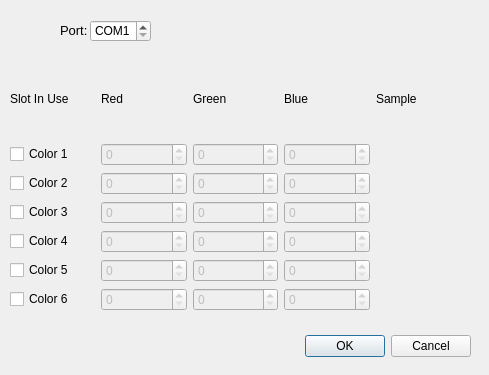
Qt form BobRoss/abbhelper.ui (dongbu/painterRHIT) before a commit.
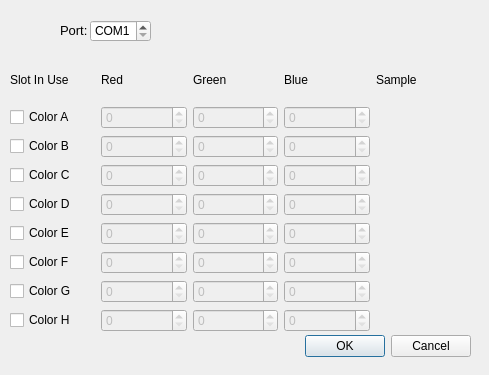
The same form after that commit.

Commit message: fixed some errors and added two more color options

What changed in the file:
```diff
--- a/BobRoss/abbhelper.ui
+++ b/BobRoss/abbhelper.ui
@@ -19,10 +19,67 @@
      <x>10</x>
      <y>60</y>
      <width>451</width>
-     <height>251</height>
+     <height>272</height>
     </rect>
    </property>
    <layout class="QGridLayout" name="gridLayout">
+    <item row="7" column="0">
+     <widget class="QCheckBox" name="checkBox_c7">
+      <property name="text">
+       <string>Color G</string>
+      </property>
+     </widget>
+    </item>
+    <item row="7" column="1">
+     <widget class="QSpinBox" name="spinBox_c7R">
+      <property name="enabled">
+       <bool>false</bool>
+      </property>
+      <property name="maximum">
+       <number>255</number>
+      </property>
+     </widget>
+    </item>
+    <item row="7" column="2">
+     <widget class="QSpinBox" name="spinBox_c7G">
+      <property name="enabled">
+       <bool>false</bool>
+      </property>
+      <property name="maximum">
+       <number>255</number>
+      </property>
+     </widget>
+    </item>
+    <item row="7" column="3">
+     <widget class="QSpinBox" name="spinBox_c7B">
+      <property name="enabled">
+       <bool>false</bool>
+      </property>
+      <property name="maximum">
+       <number>255</number>
+      </property>
+     </widget>
+    </item>
+    <item row="8" column="1">
+     <widget class="QSpinBox" name="spinBox_c8R">
+      <property name="enabled">
+       <bool>false</bool>
+      </property>
+      <property name="maximum">
+       <number>255</number>
+      </property>
+     </widget>
+    </item>
+    <item row="8" column="2">
+     <widget class="QSpinBox" name="spinBox_c8G">
+      <property name="enabled">
+       <bool>false</bool>
+      </property>
+      <property name="maximum">
+       <number>255</number>
+      </property>
+     </widget>
+    </item>
     <item row="0" column="3">
      <widget class="QLabel" name="label_BlueTitle">
       <property name="text">
@@ -54,42 +111,42 @@
     <item row="2" column="0">
      <widget class="QCheckBox" name="checkBox_c2">
       <property name="text">
-       <string>Color 2</string>
+       <string>Color B</string>
       </property>
      </widget>
     </item>
     <item row="4" column="0">
      <widget class="QCheckBox" name="checkBox_c4">
       <property name="text">
-       <string>Color 4</string>
+       <string>Color D</string>
       </property>
      </widget>
     </item>
     <item row="6" column="0">
      <widget class="QCheckBox" name="checkBox_c6">
       <property name="text">
-       <string>Color 6</string>
+       <string>Color F</string>
       </property>
      </widget>
     </item>
     <item row="1" column="0">
      <widget class="QCheckBox" name="checkBox_c1">
       <property name="text">
-       <string>Color 1</string>
+       <string>Color A</string>
       </property>
      </widget>
     </item>
     <item row="5" column="0">
      <widget class="QCheckBox" name="checkBox_c5">
       <property name="text">
-       <string>Color 5</string>
+       <string>Color E</string>
       </property>
      </widget>
     </item>
     <item row="3" column="0">
      <widget class="QCheckBox" name="checkBox_c3">
       <property name="text">
-       <string>Color 3</string>
+       <string>Color C</string>
       </property>
      </widget>
     </item>
@@ -340,6 +397,43 @@
       </property>
      </widget>
     </item>
+    <item row="8" column="0">
+     <widget class="QCheckBox" name="checkBox_c8">
+      <property name="text">
+       <string>Color H</string>
+      </property>
+     </widget>
+    </item>
+    <item row="8" column="3">
+     <widget class="QSpinBox" name="spinBox_c8B">
+      <property name="enabled">
+       <bool>false</bool>
+      </property>
+      <property name="maximum">
+       <number>255</number>
+      </property>
+     </widget>
+    </item>
+    <item row="7" column="4">
+     <widget class="QLabel" name="label_c7Sample">
+      <property name="enabled">
+       <bool>false</bool>
+      </property>
+      <property name="text">
+       <string/>
+      </property>
+     </widget>
+    </item>
+    <item row="8" column="4">
+     <widget class="QLabel" name="label_c8Sample">
+      <property name="enabled">
+       <bool>false</bool>
+      </property>
+      <property name="text">
+       <string/>
+      </property>
+     </widget>
+    </item>
    </layout>
   </widget>
   <widget class="QLabel" name="label_Port">
```
The commit also changes 7 other files.
